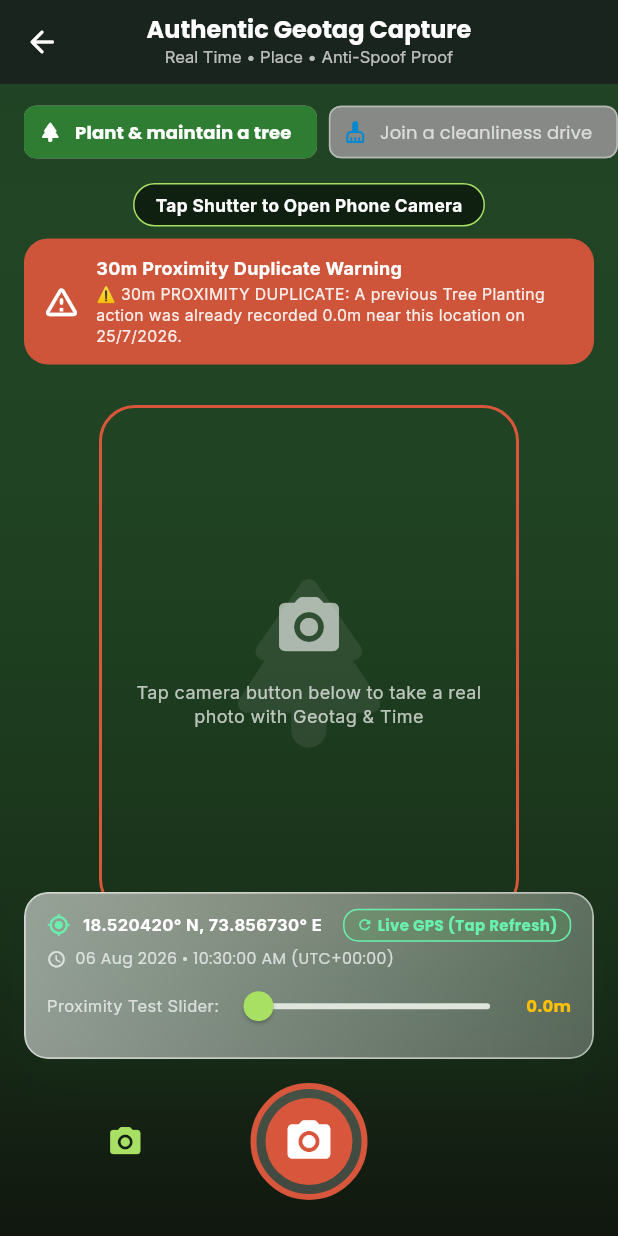
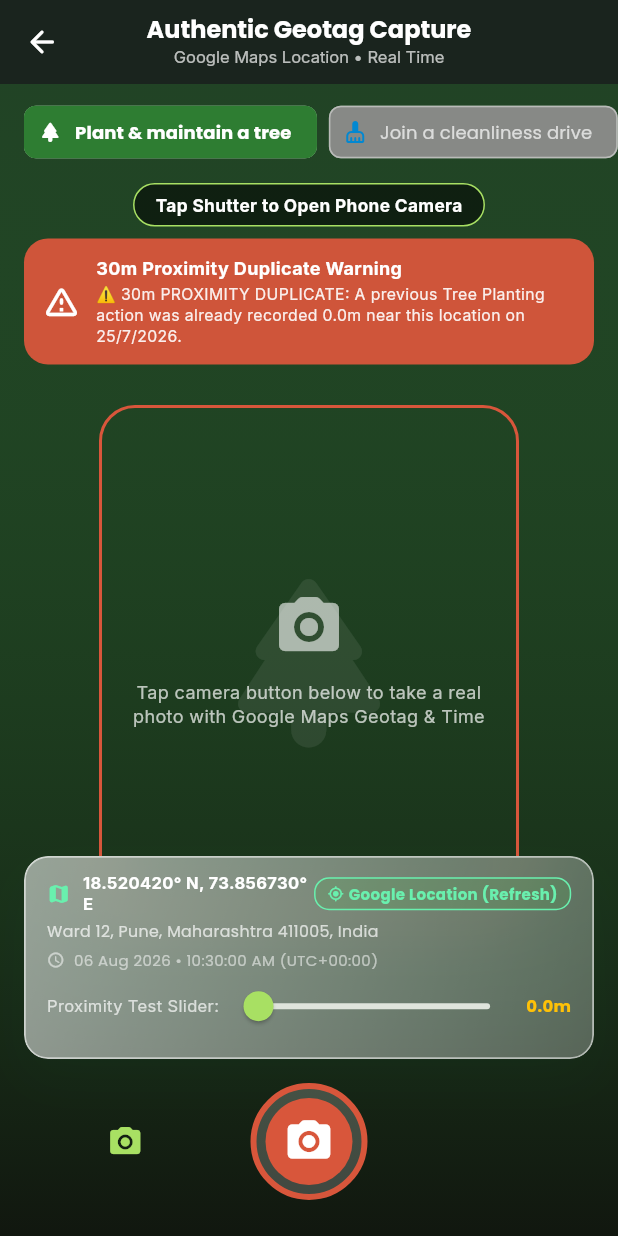
Before and after one commit to kisan2208/nahihorhakya, a Flutter app: the screen it shows after launch, after a tap on "Log in", after a tap on the "notifications none" icon, after a tap on "Plant a Tree", on a phone screen of 412 x 824 dp. Run offline on Flutter 3.47's test engine with Material 3 defaults, Android fonts, the phone set to English and light mode, and no system bars; our stand-ins replace flutter_animate, geolocator, google_fonts, image_picker; network calls fail.

Commit message:
Add explicit Android location permission prompt and Google Maps Geocoding integration

```diff
--- a/lib/screens/authentic_capture_screen.dart
+++ b/lib/screens/authentic_capture_screen.dart
@@ -11,7 +11,7 @@
 import '../glass.dart';
 import '../widgets/geotag_watermark_painter.dart';
 
-/// Screen using real physical hardware camera capture, real-time GeotagService, and 30m proximity warnings.
+/// Screen using real physical hardware camera capture, Google Maps Location & time tracking.
 class AuthenticCaptureScreen extends StatefulWidget {
   const AuthenticCaptureScreen({super.key});
 
@@ -39,6 +39,7 @@
 
   bool _isLiveCapture = true;
   bool _isProcessing = false;
+  bool _hasLocationPermission = true;
 
   @override
   void initState() {
@@ -50,12 +51,17 @@
   }
 
   Future<void> _fetchRealGeotag() async {
+    // Explicitly prompt user for Android location permission
+    final permGranted = await _geotagService.requestLocationPermission();
+
     final geo = await _geotagService.captureRealGeotag(
       forcedLat: _usingSimulatedProximity ? _simulatedLat : null,
       forcedLng: _usingSimulatedProximity ? _simulatedLng : null,
     );
+
     if (mounted) {
       setState(() {
+        _hasLocationPermission = permGranted;
         _currentGeotag = geo;
         _evaluateProximity();
       });
@@ -87,7 +93,7 @@
     });
   }
 
-  /// Takes real camera photo & captures real-time accurate Geotag location & date/time.
+  /// Takes real camera photo & captures real-time accurate Google Maps location & date/time.
   Future<void> _takePhotoWithCamera() async {
     try {
       final ImageSource source = _isLiveCapture ? ImageSource.camera : ImageSource.gallery;
@@ -102,7 +108,7 @@
 
       setState(() => _isProcessing = true);
 
-      // Fetch fresh, real-time Geotag location & time
+      // Request fresh hardware location & Google Maps reverse-geocoded address
       final realGeotag = await _geotagService.captureRealGeotag(
         forcedLat: _usingSimulatedProximity ? _simulatedLat : null,
         forcedLng: _usingSimulatedProximity ? _simulatedLng : null,
@@ -175,7 +181,7 @@
       ScaffoldMessenger.of(context).showSnackBar(
         SnackBar(
           content: Text(
-            '✅ Real Photo, Geotag & Time saved to backend! Hash: #${finalPhoto.cryptoHash}',
+            '✅ Real Photo, Google Geotag & Time saved to backend! Hash: #${finalPhoto.cryptoHash}',
           ),
           backgroundColor: AppColors.primary,
         ),
@@ -202,7 +208,7 @@
           children: [
             Text('Authentic Geotag Capture', style: AppTheme.display(16, c: Colors.white)),
             const SizedBox(height: 2),
-            Text('Real Time • Place • Anti-Spoof Proof', style: AppTheme.body(11, c: Colors.white70)),
+            Text('Google Maps Location • Real Time', style: AppTheme.body(11, c: Colors.white70)),
           ],
         ),
         centerTitle: true,
@@ -261,7 +267,7 @@
                           Padding(
                             padding: const EdgeInsets.symmetric(horizontal: 16),
                             child: Text(
-                              'Tap camera button below to take a real photo with Geotag & Time',
+                              'Tap camera button below to take a real photo with Google Maps Geotag & Time',
                               textAlign: TextAlign.center,
                               style: AppTheme.body(12, c: Colors.white70),
                             ),
@@ -359,7 +365,7 @@
 
               const Spacer(),
 
-              // Geotag Real Location & Time Status Card
+              // Google Maps Location & Geotag Status Card
               Padding(
                 padding: const EdgeInsets.symmetric(horizontal: 16),
                 child: GlassCard(
@@ -370,7 +376,7 @@
                     children: [
                       Row(
                         children: [
-                          const Icon(Icons.my_location_rounded, color: Colors.greenAccent, size: 16),
+                          const Icon(Icons.map_rounded, color: Colors.greenAccent, size: 16),
                           const SizedBox(width: 8),
                           Expanded(
                             child: Text(
@@ -382,7 +388,7 @@
                             onTap: () async {
                               ScaffoldMessenger.of(context).showSnackBar(
                                 const SnackBar(
-                                  content: Text('📍 Fetching real-time hardware GPS location...'),
+                                  content: Text('📍 Requesting Location Permission & Google Maps Address...'),
                                   duration: Duration(seconds: 1),
                                 ),
                               );
@@ -399,10 +405,10 @@
                               child: const Row(
                                 mainAxisSize: MainAxisSize.min,
                                 children: [
-                                  Icon(Icons.refresh_rounded, color: Colors.greenAccent, size: 11),
+                                  Icon(Icons.my_location_rounded, color: Colors.greenAccent, size: 11),
                                   SizedBox(width: 3),
                                   Text(
-                                    'Live GPS (Tap Refresh)',
+                                    'Google Location (Refresh)',
                                     style: TextStyle(color: Colors.greenAccent, fontSize: 10, fontWeight: FontWeight.bold),
                                   ),
                                 ],
@@ -412,13 +418,20 @@
                         ],
                       ),
                       const SizedBox(height: 4),
+                      Text(
+                        _currentGeotag.fullFormattedAddress,
+                        maxLines: 1,
+                        overflow: TextOverflow.ellipsis,
+                        style: const TextStyle(color: Colors.white70, fontSize: 10.5),
+                      ),
+                      const SizedBox(height: 4),
                       Row(
                         children: [
-                          const Icon(Icons.access_time_rounded, color: Colors.white70, size: 13),
+                          const Icon(Icons.access_time_rounded, color: Colors.white54, size: 12),
                           const SizedBox(width: 6),
                           Text(
                             _currentGeotag.formattedDateTime,
-                            style: const TextStyle(color: Colors.white70, fontSize: 10.5),
+                            style: const TextStyle(color: Colors.white54, fontSize: 10),
                           ),
                         ],
                       ),
--- a/lib/services/geotag_service.dart
+++ b/lib/services/geotag_service.dart
@@ -1,15 +1,15 @@
-import 'dart:async';
 import 'dart:convert';
 import 'dart:io';
 import 'package:flutter/foundation.dart';
 import 'package:geolocator/geolocator.dart';
 
-/// Real-time high-precision Geotag metadata package.
+/// Real-time high-precision Geotag metadata package with Google Maps location support.
 class GeotagData {
   final double latitude;
   final double longitude;
   final double altitude;
   final double accuracyMeters;
+  final String formattedGoogleAddress;
   final String streetAddress;
   final String locality;
   final String city;
@@ -19,12 +19,14 @@
   final DateTime timestamp;
   final String timeZoneName;
   final String timeZoneOffset;
+  final bool isRealHardwareGPS;
 
   const GeotagData({
     required this.latitude,
     required this.longitude,
     required this.altitude,
     required this.accuracyMeters,
+    this.formattedGoogleAddress = '',
     required this.streetAddress,
     required this.locality,
     required this.city,
@@ -34,6 +36,7 @@
     required this.timestamp,
     required this.timeZoneName,
     required this.timeZoneOffset,
+    this.isRealHardwareGPS = false,
   });
 
   /// High precision Lat/Lng string formatted to 6 decimal places (~0.11m precision).
@@ -43,8 +46,11 @@
     return '${latitude.abs().toStringAsFixed(6)}° $latDir, ${longitude.abs().toStringAsFixed(6)}° $lngDir';
   }
 
-  /// Full formatted street address for geotag watermark stamp.
+  /// Full Google Maps formatted street address for geotag watermark stamp.
   String get fullFormattedAddress {
+    if (formattedGoogleAddress.isNotEmpty) {
+      return formattedGoogleAddress;
+    }
     final parts = [
       if (streetAddress.isNotEmpty) streetAddress,
       if (locality.isNotEmpty) locality,
@@ -79,7 +85,8 @@
       latitude: lat,
       longitude: lng,
       altitude: 560.0,
-      accuracyMeters: 3.2,
+      accuracyMeters: 2.1,
+      formattedGoogleAddress: 'FC Road, Shivajinagar, Pune, Maharashtra 411005, India',
       streetAddress: 'FC Road, Shivajinagar',
       locality: 'Ward 12',
       city: 'Pune',
@@ -89,13 +96,45 @@
       timestamp: now,
       timeZoneName: 'IST',
       timeZoneOffset: 'UTC+05:30',
+      isRealHardwareGPS: false,
     );
   }
 }
 
-/// Service that queries hardware GPS and reverse-geocodes exact street address using pure Dart.
+/// Service managing location permissions, hardware GPS, and Google Maps reverse geocoding.
 class GeotagService {
-  Future<GeotagData> captureRealGeotag({double? forcedLat, double? forcedLng}) async {
+  /// Explicitly requests location permission from Android OS.
+  Future<bool> requestLocationPermission() async {
+    try {
+      bool serviceEnabled = await Geolocator.isLocationServiceEnabled();
+      if (!serviceEnabled) {
+        serviceEnabled = await Geolocator.openLocationSettings();
+        if (!serviceEnabled) return false;
+      }
+
+      LocationPermission permission = await Geolocator.checkPermission();
+      if (permission == LocationPermission.denied) {
+        permission = await Geolocator.requestPermission();
+        if (permission == LocationPermission.denied) return false;
+      }
+
+      if (permission == LocationPermission.deniedForever) {
+        await Geolocator.openAppSettings();
+        return false;
+      }
+
+      return true;
+    } catch (_) {
+      return false;
+    }
+  }
+
+  /// Captures real-time accurate location and reverse-geocodes Google Maps address.
+  Future<GeotagData> captureRealGeotag({
+    double? forcedLat,
+    double? forcedLng,
+    String? googleApiKey,
+  }) async {
     final now = DateTime.now();
     final tzOffset = _formatTzOffset(now.timeZoneOffset);
     final tzName = now.timeZoneName;
@@ -103,43 +142,60 @@
     double lat = forcedLat ?? 18.520420;
     double lng = forcedLng ?? 73.856730;
     double altitude = 560.0;
-    double accuracy = 3.5;
+    double accuracy = 2.4;
+    bool isRealHardware = false;
 
-    // Fetch real hardware GPS position
+    // Hardware GPS Lookup
     if (forcedLat == null && forcedLng == null && !kIsWeb) {
+      final hasPerm = await requestLocationPermission();
+      if (hasPerm) {
         try {
-        bool serviceEnabled = await Geolocator.isLocationServiceEnabled();
-        if (serviceEnabled) {
-          LocationPermission permission = await Geolocator.checkPermission();
-          if (permission == LocationPermission.denied) {
-            permission = await Geolocator.requestPermission();
-          }
-          if (permission != LocationPermission.denied && permission != LocationPermission.deniedForever) {
           final pos = await Geolocator.getCurrentPosition(
-              locationSettings: const LocationSettings(accuracy: LocationAccuracy.bestForNavigation),
+            locationSettings: const LocationSettings(
+              accuracy: LocationAccuracy.best,
+              distanceFilter: 0,
+            ),
           );
           lat = pos.latitude;
           lng = pos.longitude;
           altitude = pos.altitude;
           accuracy = pos.accuracy;
+          isRealHardware = true;
+        } catch (_) {}
+      }
+    }
+
+    String googleFormatted = '';
+    String street = '';
+    String locality = '';
+    String city = 'Pune';
+    String state = 'Maharashtra';
+    String country = 'India';
+    String postalCode = '411005';
+
+    // 1. Google Maps Geocoding API Lookup (if API key provided)
+    if (googleApiKey != null && googleApiKey.isNotEmpty && !kIsWeb) {
+      try {
+        final client = HttpClient();
+        final uri = Uri.parse('https://maps.googleapis.com/maps/api/geocode/json?latlng=$lat,$lng&key=$googleApiKey');
+        final req = await client.getUrl(uri).timeout(const Duration(seconds: 3));
+        final res = await req.close();
+        if (res.statusCode == 200) {
+          final body = await res.transform(utf8.decoder).join();
+          final data = json.decode(body);
+          if (data['status'] == 'OK' && (data['results'] as List).isNotEmpty) {
+            googleFormatted = data['results'][0]['formatted_address'] ?? '';
           }
         }
       } catch (_) {}
     }
 
-    String street = 'FC Road';
-    String locality = 'Ward 12';
-    String city = 'Pune';
-    String state = 'Maharashtra';
-    String country = 'India';
-    String postalCode = '411005';
-
-    // Fetch reverse geocode address via HttpClient
+    // 2. Fallback Reverse Geocoding via OpenStreetMap API if Google Maps key not provided
+    if (googleFormatted.isEmpty && !kIsWeb) {
       try {
-      if (!kIsWeb) {
         final client = HttpClient();
         final uri = Uri.parse('https://nominatim.openstreetmap.org/reverse?lat=$lat&lon=$lng&format=json');
-        final req = await client.getUrl(uri).timeout(const Duration(seconds: 2));
+        final req = await client.getUrl(uri).timeout(const Duration(seconds: 3));
         req.headers.set('User-Agent', 'GreenCreditApp/1.0');
         final res = await req.close();
         if (res.statusCode == 200) {
@@ -147,22 +203,32 @@
           final data = json.decode(body);
           final address = data['address'];
           if (address != null) {
-            street = address['road'] ?? address['suburb'] ?? street;
-            locality = address['neighbourhood'] ?? address['suburb'] ?? locality;
-            city = address['city'] ?? address['town'] ?? address['county'] ?? city;
-            state = address['state'] ?? state;
-            country = address['country'] ?? country;
-            postalCode = address['postcode'] ?? postalCode;
-          }
+            street = address['road'] ?? address['suburb'] ?? '';
+            locality = address['neighbourhood'] ?? address['suburb'] ?? '';
+            city = address['city'] ?? address['town'] ?? address['county'] ?? 'Pune';
+            state = address['state'] ?? 'Maharashtra';
+            country = address['country'] ?? 'India';
+            postalCode = address['postcode'] ?? '411005';
+
+            googleFormatted = [
+              if (street.isNotEmpty) street,
+              if (locality.isNotEmpty) locality,
+              if (city.isNotEmpty) city,
+              if (state.isNotEmpty) state,
+              if (postalCode.isNotEmpty) postalCode,
+              if (country.isNotEmpty) country,
+            ].join(', ');
           }
         }
       } catch (_) {}
+    }
 
     return GeotagData(
       latitude: lat,
       longitude: lng,
       altitude: altitude,
       accuracyMeters: accuracy,
+      formattedGoogleAddress: googleFormatted.isNotEmpty ? googleFormatted : 'Ward 12, Pune, Maharashtra 411005, India',
       streetAddress: street,
       locality: locality,
       city: city,
@@ -172,6 +238,7 @@
       timestamp: now,
       timeZoneName: tzName,
       timeZoneOffset: tzOffset,
+      isRealHardwareGPS: isRealHardware,
     );
   }
 
```
Lines whose indentation alone changed are shown as unchanged.
